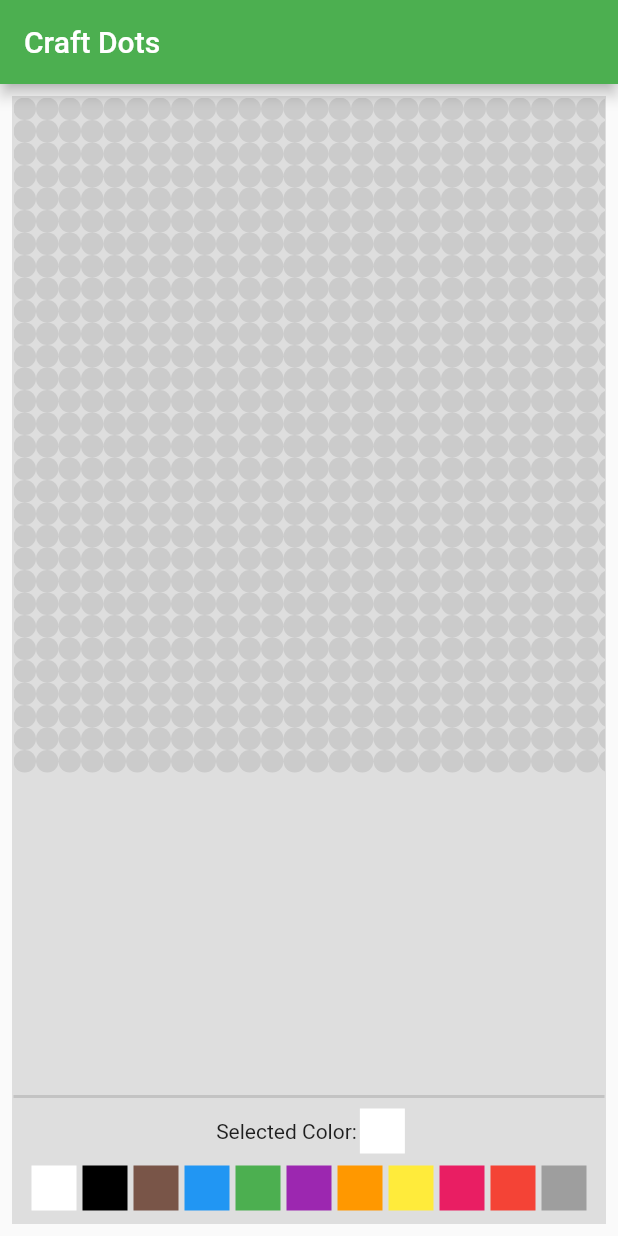
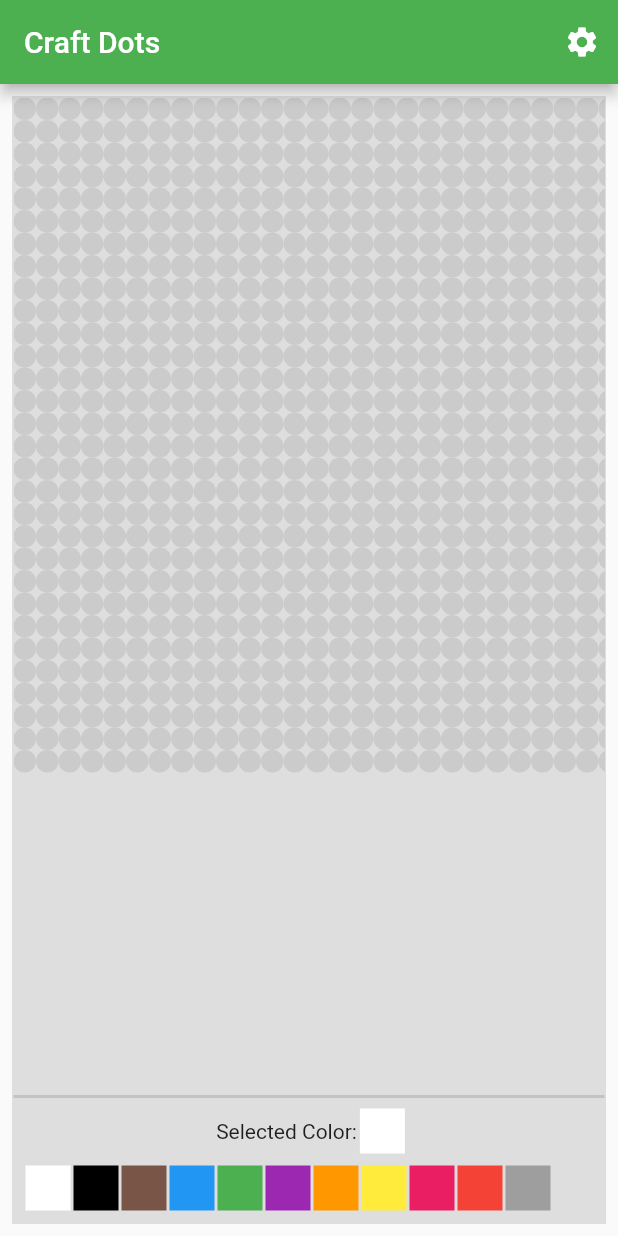
Before and after one commit to BMarx981/craft_dots, a Flutter app: the screen it shows after launch, on a phone screen of 412 x 824 dp. Run offline on Flutter 3.47's test engine with Material 2 defaults, Android fonts, the phone set to English and light mode, and no system bars; our stand-ins replace flutter_colorpicker.

Commit message:
Add settings and update home page and peg board with sizing.

```diff
--- a/lib/main.dart
+++ b/lib/main.dart
@@ -3,6 +3,7 @@ import 'package:flutter/material.dart';
 import 'package:provider/provider.dart';
 
 import 'models/dot_lists.dart';
+import 'models/settings_model.dart';
 
 void main() {
   runApp(const CraftDots());
@@ -15,7 +16,7 @@ class CraftDots extends StatelessWidget {
   @override
   Widget build(BuildContext context) {
     return MultiProvider(
-      providers: [ChangeNotifierProvider(create: (_) => DotLists())],
+      providers: [ChangeNotifierProvider(create: (_) => SM())],
       child: MaterialApp(
         title: 'Craft Dots',
         theme: ThemeData(
--- /dev/null
+++ b/lib/models/settings_model.dart
@@ -0,0 +1,10 @@
+import 'package:flutter/material.dart';
+
+class SM extends ChangeNotifier {
+  int _size = 30;
+
+  void updateSize(int size) {
+    _size = size;
+    notifyListeners();
+  }
+}
--- a/lib/ui/home_page.dart
+++ b/lib/ui/home_page.dart
@@ -1,5 +1,7 @@
 import 'package:craft_dots/ui/peg_board.dart';
+import 'package:craft_dots/ui/settings.dart';
 import 'package:flutter/material.dart';
+import 'package:flutter/services.dart';
 
 class HomePage extends StatefulWidget {
   const HomePage({Key? key}) : super(key: key);
@@ -9,13 +11,28 @@ class HomePage extends StatefulWidget {
 }
 
 class _HomePageState extends State<HomePage> {
+  int size = 0;
+
   @override
   Widget build(BuildContext context) {
-    return SafeArea(
+    return AnnotatedRegion<SystemUiOverlayStyle>(
+      value: const SystemUiOverlayStyle(
+          statusBarColor: Colors.green,
+          statusBarBrightness: Brightness.light, // here what you need
+          statusBarIconBrightness: Brightness.light),
       child: Scaffold(
         appBar: AppBar(
           backgroundColor: Colors.green,
           title: const Text("Craft Dots"),
+          actions: [
+            IconButton(
+              icon: const Icon(Icons.settings),
+              onPressed: () {
+                Navigator.push(context,
+                    MaterialPageRoute(builder: (context) => SettingsPage()));
+              },
+            )
+          ],
         ),
         body: SafeArea(
           child: Padding(
--- a/lib/ui/peg_board.dart
+++ b/lib/ui/peg_board.dart
@@ -15,6 +15,19 @@ class _PegBoardState extends State<PegBoard> {
   List<List<Color>> colorLists = [];
   Color currentColor = Colors.white;
   int size = 30;
+  List<Color> colors = [
+    Colors.white,
+    Colors.black,
+    Colors.brown,
+    Colors.blue,
+    Colors.green,
+    Colors.purple,
+    Colors.orange,
+    Colors.yellow,
+    Colors.pink,
+    Colors.red,
+    Colors.grey,
+  ];
 
   @override
   void initState() {
@@ -76,10 +89,11 @@ class _PegBoardState extends State<PegBoard> {
   }
 
   void changeColor(Color color) {
+    colors.add(color);
     setState(() => currentColor = color);
   }
 
-  showAlert(BuildContext context) {
+  void showAlert(BuildContext context, Color original) {
     Widget okButton = TextButton(
       child: const Text("OK"),
       onPressed: () {
@@ -87,13 +101,22 @@ class _PegBoardState extends State<PegBoard> {
       },
     );
 
+    Widget cancelButton = TextButton(
+      child: const Text("CANCEL"),
+      onPressed: () {
+        setState(() => currentColor = original);
+        Navigator.pop(context);
+      },
+    );
+
     // set up the AlertDialog
     AlertDialog alert = AlertDialog(
-      title: const Text("ColorPicker"),
+      title: const Text("Color Picker"),
       content:
           ColorPicker(pickerColor: currentColor, onColorChanged: changeColor),
       actions: [
         okButton,
+        cancelButton,
       ],
     );
 
@@ -107,24 +130,13 @@ class _PegBoardState extends State<PegBoard> {
   }
 
   List<Widget> _buildColorRow() {
-    List<Color> colors = [
-      Colors.white,
-      Colors.black,
-      Colors.brown,
-      Colors.blue,
-      Colors.green,
-      Colors.purple,
-      Colors.orange,
-      Colors.yellow,
-      Colors.pink,
-      Colors.red,
-      Colors.grey,
-    ];
     List<Widget> list = [];
     for (var i = 0; i < colors.length; i++) {
-      list.add(GestureDetector(
+      list.add(Padding(
+        padding: const EdgeInsets.only(right: 2.0),
+        child: GestureDetector(
           onLongPress: () {
-          showAlert(context);
+            showAlert(context, currentColor);
           },
           onTap: () {
             setState(() {
@@ -135,6 +147,7 @@ class _PegBoardState extends State<PegBoard> {
             height: 30,
             width: 30,
             decoration: BoxDecoration(color: colors[i]),
+          ),
         ),
       ));
     }
@@ -186,9 +199,12 @@ class _PegBoardState extends State<PegBoard> {
               ),
               Padding(
                 padding: const EdgeInsets.all(8.0),
-                child: Row(
-                  mainAxisAlignment: MainAxisAlignment.spaceEvenly,
+                child: SizedBox(
+                  height: 30,
+                  child: ListView(
+                    scrollDirection: Axis.horizontal,
                     children: _buildColorRow(),
+                  ),
                 ),
               ),
             ],
```
Also changed, not shown: lib/ui/settings.dart (added, +99 -0 lines). Lines whose indentation alone changed are shown as unchanged.
